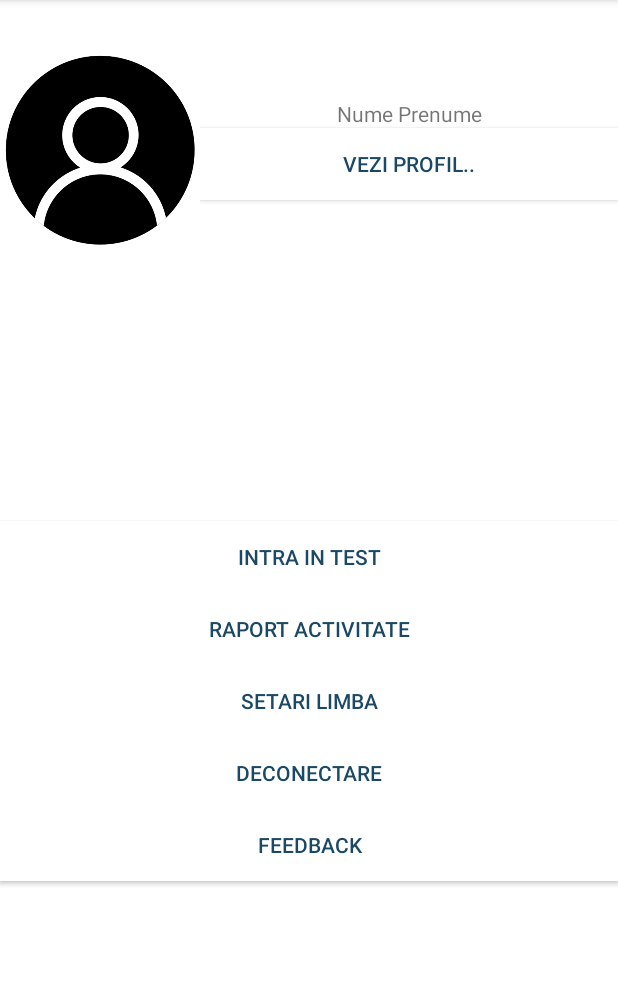
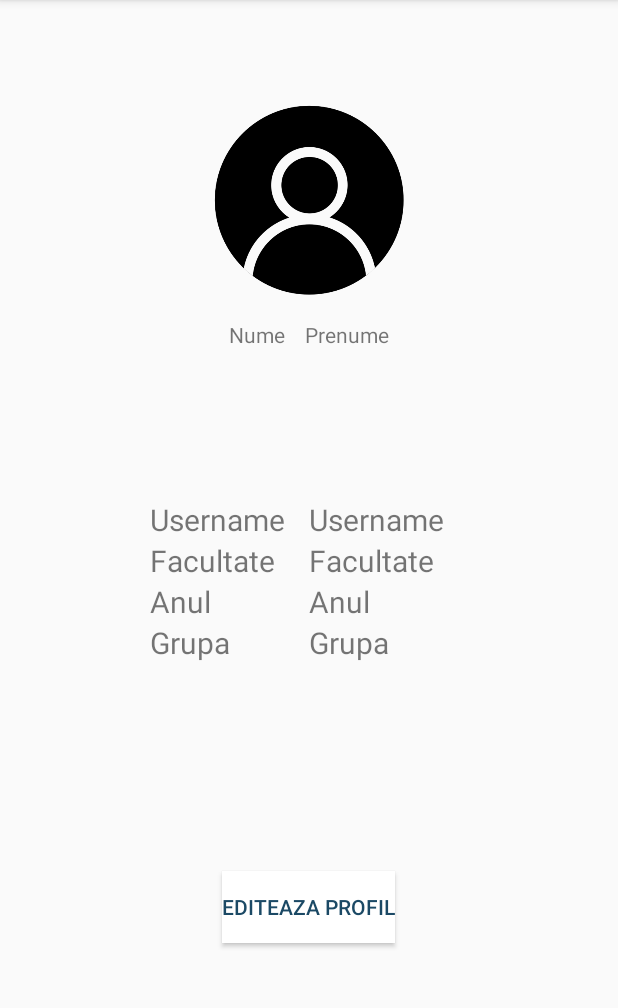
Before and after one commit to georgipaler/FinalCODEdown, an Android app: the screen it shows after launch (MeniuStudent before the commit, Profile after it), on a phone screen of 412 x 824 dp, the part 84-1092 px from its top. Run offline under Robolectric (Android 15) with nearby library versions, the phone set to English and light mode, and no system bars.

Commit message:
pagina profil student (read only)

```diff
--- a/app/src/main/AndroidManifest.xml
+++ b/app/src/main/AndroidManifest.xml
@@ -9,7 +9,7 @@
         android:roundIcon="@mipmap/ic_launcher_round"
         android:supportsRtl="true"
         android:theme="@style/AppTheme">
-        <activity android:name=".MeniuStudent">
+        <activity android:name=".Profile">
             <intent-filter>
                 <action android:name="android.intent.action.MAIN" />
 
@@ -17,7 +17,8 @@
             </intent-filter>
         </activity>
         <!-- <activity android:name=".Meniu"></activity> -->
-        <!--<activity android:name=".MeniuStudent"></activity>-->
+        <!-- <activity android:name=".MeniuStudent"></activity> -->
+        <!--<activity android:name=".Profile"></activity>-->
     </application>
 
 </manifest>
--- /dev/null
+++ b/app/src/main/java/com/example/android/myapplication/Profile.java
@@ -0,0 +1,14 @@
+package com.example.android.myapplication;
+
+import android.app.Activity;
+import android.support.v7.app.AppCompatActivity;
+import android.os.Bundle;
+
+public class Profile extends Activity {
+
+    @Override
+    protected void onCreate(Bundle savedInstanceState) {
+        super.onCreate(savedInstanceState);
+        setContentView(R.layout.activity_profile);
+    }
+}
--- a/app/src/main/res/layout/activity_meniu_student.xml
+++ b/app/src/main/res/layout/activity_meniu_student.xml
@@ -89,7 +89,7 @@
 
 
         <Button
-            android:id="@+id/feedbakc"
+            android:id="@+id/feedback"
             android:layout_width="match_parent"
             android:layout_height="wrap_content"
             android:text="@string/feedback"
--- /dev/null
+++ b/app/src/main/res/layout/activity_profile.xml
@@ -0,0 +1,149 @@
+<?xml version="1.0" encoding="utf-8"?>
+<LinearLayout xmlns:android="http://schemas.android.com/apk/res/android"
+    xmlns:app="http://schemas.android.com/apk/res-auto"
+    xmlns:tools="http://schemas.android.com/tools"
+    android:layout_width="match_parent"
+    android:layout_height="match_parent"
+    tools:context=".Profile"
+    android:orientation="vertical">
+
+
+    <LinearLayout
+        android:layout_width="match_parent"
+        android:layout_height="wrap_content"
+        android:gravity="center"
+        android:orientation="vertical"
+        android:paddingTop="100px">
+
+        <ImageView
+            android:layout_width="200px"
+            android:layout_height="200px"
+            android:background="@drawable/img" />
+
+        <LinearLayout
+            android:layout_width="match_parent"
+            android:layout_height="wrap_content"
+            android:gravity="center"
+            android:paddingTop="20px">
+
+            <TextView
+                android:layout_width="wrap_content"
+                android:layout_height="wrap_content"
+                android:text="@string/nume"
+                android:paddingRight="20px"
+                />
+            <TextView
+                android:layout_width="wrap_content"
+                android:layout_height="wrap_content"
+                android:text="@string/prenume"/>
+        </LinearLayout>
+
+    </LinearLayout>
+
+    <LinearLayout
+        android:layout_width="fill_parent"
+        android:layout_height="wrap_content"
+        android:orientation="horizontal"
+        android:paddingTop="150px"
+        android:weightSum="1.0"
+
+        >
+
+        <LinearLayout
+            android:layout_weight=".5"
+            android:layout_width="0dip"
+            android:layout_height="match_parent"
+            android:orientation="vertical"
+            android:paddingLeft="150px"
+            >
+
+            <TextView
+                android:id="@+id/username"
+                android:layout_width="match_parent"
+                android:layout_height="wrap_content"
+                android:text="@string/username"
+                android:textSize="20dp"
+                />
+
+            <TextView
+                android:id="@+id/facultate"
+                android:layout_width="match_parent"
+                android:layout_height="wrap_content"
+                android:text="@string/facultate"
+                android:textSize="20dp"
+                />
+            <TextView
+                android:id="@+id/an"
+                android:layout_width="match_parent"
+                android:layout_height="wrap_content"
+                android:text="@string/an"
+                android:textSize="20dp"
+                />
+
+            <TextView
+                android:id="@+id/grupa"
+                android:layout_width="match_parent"
+                android:layout_height="wrap_content"
+                android:text="@string/grupa"
+                android:textSize="20dp"
+                />
+        </LinearLayout>
+
+        <LinearLayout
+            android:layout_weight=".5"
+            android:layout_width="0dip"
+            android:layout_height="match_parent"
+            android:orientation="vertical">
+
+            <TextView
+                android:id="@+id/usernameTV"
+                android:layout_width="match_parent"
+                android:layout_height="wrap_content"
+                android:text="@string/username"
+                android:textSize="20dp"
+                />
+
+            <TextView
+                android:id="@+id/facultateTV"
+                android:layout_width="match_parent"
+                android:layout_height="wrap_content"
+                android:text="@string/facultate"
+                android:textSize="20dp"
+                />
+            <TextView
+                android:id="@+id/anTV"
+                android:layout_width="match_parent"
+                android:layout_height="wrap_content"
+                android:text="@string/an"
+                android:textSize="20dp"
+                />
+
+            <TextView
+                android:id="@+id/grupaTV"
+                android:layout_width="match_parent"
+                android:layout_height="wrap_content"
+                android:text="@string/grupa"
+                android:textSize="20dp"
+                />
+        </LinearLayout>
+
+
+    </LinearLayout>
+
+    <LinearLayout
+        android:layout_width="match_parent"
+        android:layout_height="match_parent"
+        android:orientation="vertical"
+        android:gravity="center">
+
+        <Button
+            android:id="@+id/feedback"
+            android:layout_width="wrap_content"
+            android:layout_height="wrap_content"
+            android:text="@string/edit"
+            android:textColor="#1B4965"
+            android:background="#fff"
+            android:layout_gravity="center"/>
+    </LinearLayout>
+
+</LinearLayout>
--- a/app/src/main/res/values/strings.xml
+++ b/app/src/main/res/values/strings.xml
@@ -15,4 +15,14 @@
     <string name="setari">Setari limba</string>
     <string name="deconectare">Deconectare</string>
     <string name="feedback">Feedback</string>
+
+    //profile
+    <string name="nume">Nume</string>
+    <string name="prenume">Prenume</string>
+    <string name="username">Username</string>
+    <string name="facultate">Facultate</string>
+    <string name="an">Anul </string>
+    <string name="grupa">Grupa</string>
+    <string name="edit">Editeaza profil</string>
+
 </resources>
```
